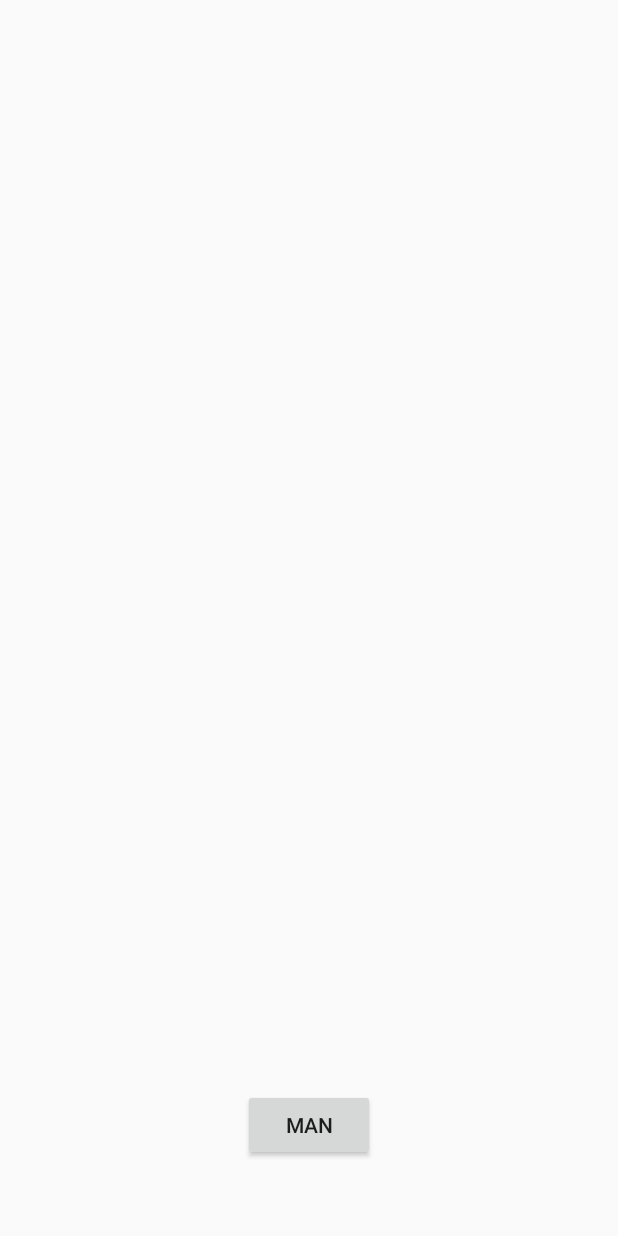
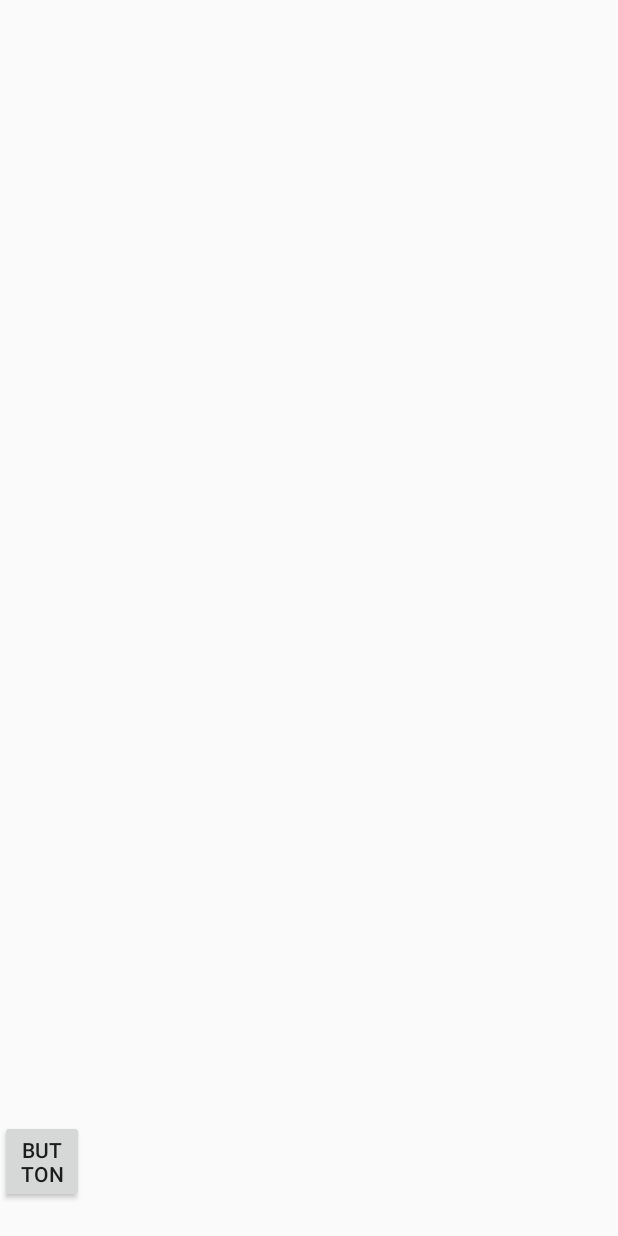
Before and after one commit to Guchoo/DeepLearningforSmartGlasses, an Android app: the layout ar_view.xml on its own in the app's theme, with its tools: preview values and no code run, on a phone screen of 412 x 824 dp. Run offline under Robolectric (Android 15) with nearby library versions, the light colour scheme and no system bars.

Commit message:
Working view

```diff
--- a/ImageRecognitionApp/app/src/main/res/layout/ar_view.xml
+++ b/ImageRecognitionApp/app/src/main/res/layout/ar_view.xml
@@ -9,14 +9,34 @@
         android:layout_centerHorizontal="true"
         android:layout_marginBottom="50dp"
         android:gravity="center"
-        android:orientation="horizontal">
+        android:orientation="horizontal"
+        android:id="@+id/linearLayout">
 
-        <Button
-            android:id="@+id/modelButton"
-            android:layout_width="wrap_content"
-            android:layout_height="wrap_content"
-            android:onClick="onManButtonClick"
-            android:text="Man"/>
+    </LinearLayout>
 
-        </LinearLayout>
+    <TextView
+        android:layout_width="wrap_content"
+        android:layout_height="wrap_content"
+        android:textAppearance="?android:attr/textAppearanceLarge"
+        android:id="@+id/messageLabel"
+        android:layout_alignLeft="@+id/linearLayout"
+        android:layout_alignStart="@+id/linearLayout"
+        android:textColor="#ff358dff"
+        android:textSize="20dp"
+        android:layout_alignBottom="@+id/linearLayout"
+        android:layout_alignRight="@+id/linearLayout"
+        android:layout_alignEnd="@+id/linearLayout"
+        android:visibility="invisible" />
+
+    <Button
+        android:id="@+id/modelButton"
+        android:layout_width="wrap_content"
+        android:layout_height="wrap_content"
+        android:onClick="onButtonClick"
+        android:text="Button"
+        android:layout_alignTop="@+id/messageLabel"
+        android:layout_toLeftOf="@+id/linearLayout"
+        android:layout_toStartOf="@+id/linearLayout" />
+
+
 </RelativeLayout>
```
Also changed, not shown: ImageRecognitionApp/app/src/main/java/no/uia/guchoo/imagerecognition/ARActivity.java (+14 -25 lines), 152 other files.
